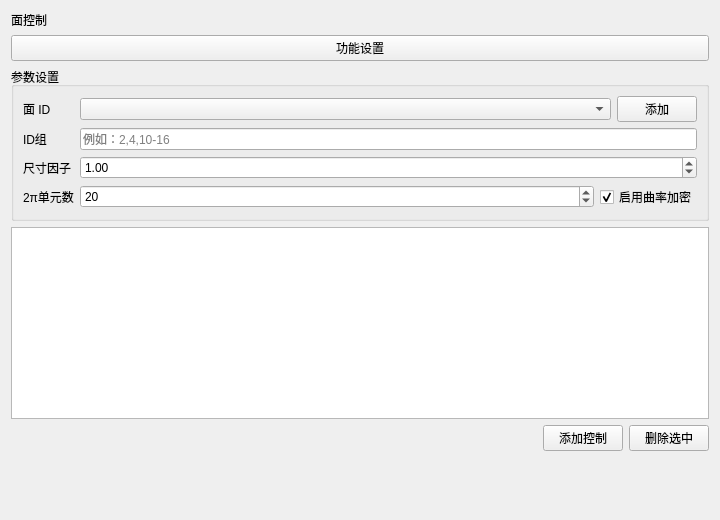
The window that plugins/Base_Mesh/MeshFaceControlWidget.ui (asd977/base_cae) describes before a commit, drawn with Qt 5.
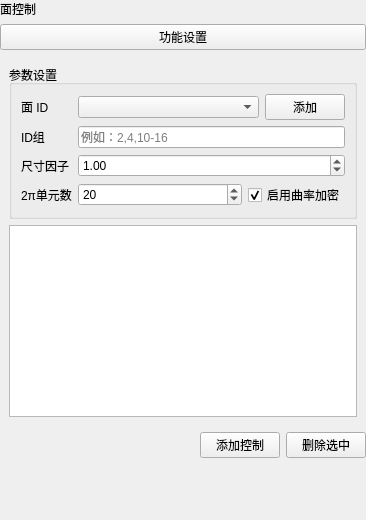
The same window after the commit. Custom widgets are drawn as their Qt base class.

The edit to the form file:
```diff
--- a/plugins/Base_Mesh/MeshFaceControlWidget.ui
+++ b/plugins/Base_Mesh/MeshFaceControlWidget.ui
@@ -6,7 +6,7 @@
    <rect>
     <x>0</x>
     <y>0</y>
-    <width>720</width>
+    <width>366</width>
     <height>520</height>
    </rect>
   </property>
@@ -14,6 +14,18 @@
    <string>面控制</string>
   </property>
   <layout class="QVBoxLayout" name="verticalLayout">
+   <property name="leftMargin">
+    <number>0</number>
+   </property>
+   <property name="topMargin">
+    <number>0</number>
+   </property>
+   <property name="rightMargin">
+    <number>0</number>
+   </property>
+   <property name="bottomMargin">
+    <number>0</number>
+   </property>
    <item>
     <widget class="QLabel" name="pageNameLabel">
      <property name="text">
@@ -29,6 +41,9 @@
     </widget>
    </item>
    <item>
+    <widget class="QWidget" name="widget" native="true">
+     <layout class="QVBoxLayout" name="verticalLayout_2">
+      <item>
     <widget class="QGroupBox" name="groupBoxInput">
      <property name="title">
       <string>参数设置</string>
@@ -152,6 +167,9 @@
    </item>
    <item>
     <widget class="QTableWidget" name="tableControls"/>
+      </item>
+     </layout>
+    </widget>
    </item>
    <item>
     <layout class="QHBoxLayout" name="horizontalLayoutButtons">
```
Lines whose indentation alone changed are shown as unchanged.
